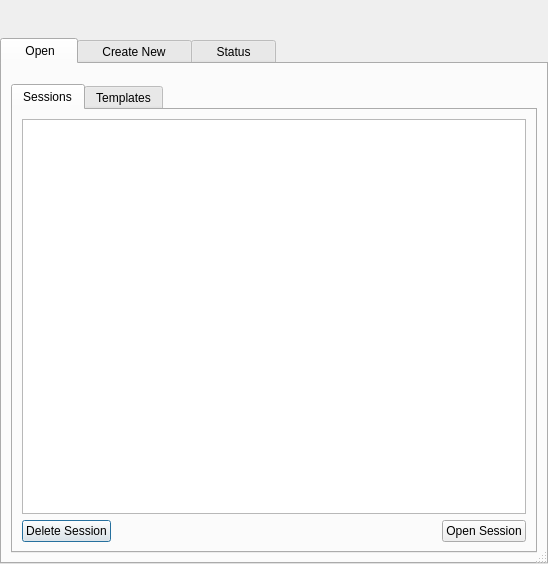
This is oostudio/OOStudioBase.ui in ccherrett/oom as Qt 5 draws it before an edit. The edited form follows.
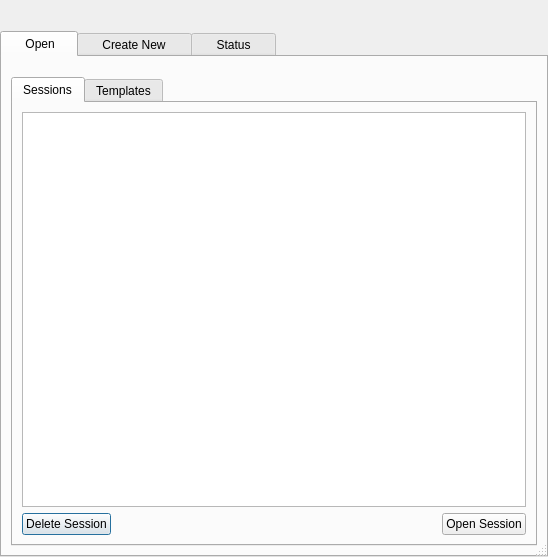
This is the edited form.

Commit message: Added memoery.h fix, added patch from meka for missing ifdef, updated OOStudio to have better validation, added client support for command server

```diff
--- a/oostudio/OOStudioBase.ui
+++ b/oostudio/OOStudioBase.ui
@@ -25,6 +25,9 @@
    </property>
    <item>
     <layout class="QHBoxLayout" name="horizontalLayout_12">
+     <property name="spacing">
+      <number>0</number>
+     </property>
      <property name="topMargin">
       <number>0</number>
      </property>
@@ -33,6 +36,18 @@
      </property>
      <item>
       <widget class="QToolButton" name="m_btnImport">
+       <property name="minimumSize">
+        <size>
+         <width>25</width>
+         <height>25</height>
+        </size>
+       </property>
+       <property name="maximumSize">
+        <size>
+         <width>25</width>
+         <height>25</height>
+        </size>
+       </property>
        <property name="toolTip">
         <string>Import existing session or session template</string>
        </property>
@@ -65,6 +80,18 @@
      </item>
      <item>
       <widget class="QToolButton" name="m_btnExit">
+       <property name="minimumSize">
+        <size>
+         <width>25</width>
+         <height>25</height>
+        </size>
+       </property>
+       <property name="maximumSize">
+        <size>
+         <width>25</width>
+         <height>25</height>
+        </size>
+       </property>
        <property name="toolTip">
         <string>Exit OOStudio</string>
        </property>
```
Left out of the diff: 84 changed lines with no effect on the pictures. The commit also changes 21 other files.
